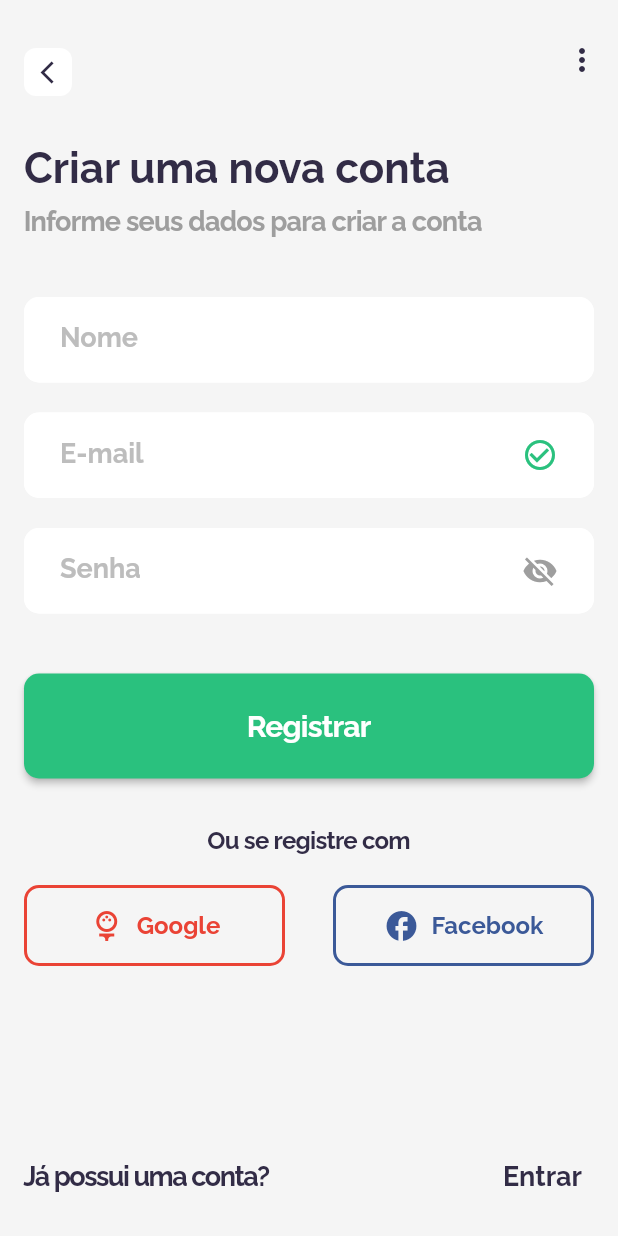
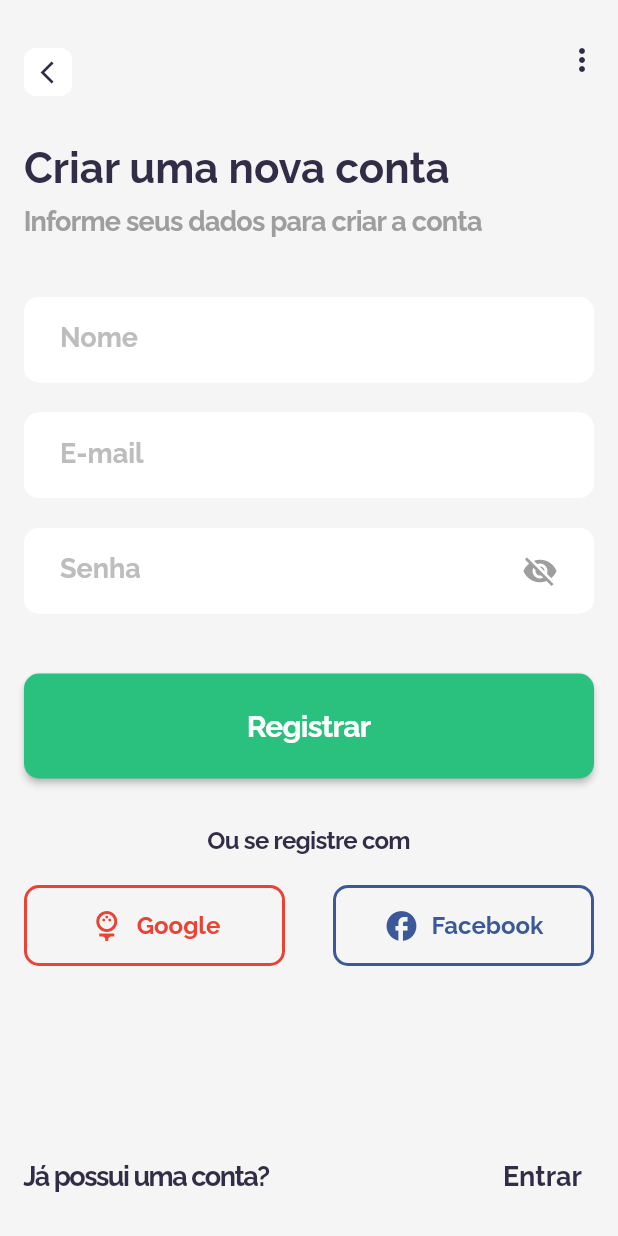
Before and after one commit to xandecoelho5/tcc, a Flutter app: the SignUpScreen screen opened by its route, on a phone screen of 412 x 824 dp. Run offline on Flutter 3.47's test engine with Material 2 defaults, Android fonts, the light colour scheme and no system bars; our stand-ins replace dartz, dio, flutter_bloc, flutter_modular, flutter_slidable, syncfusion_flutter_sliders and 1 more; missing offline and left inert: syncfusion_flutter_core, validatorless.

Commit message:
removed check mark on email (maybe can be implemented again, if needed)

```diff
--- a/e_markety_client/lib/features/user/auth/components/email_password_component.dart
+++ b/e_markety_client/lib/features/user/auth/components/email_password_component.dart
@@ -1,4 +1,3 @@
-import 'package:e_markety_client/shared/theme/constants.dart';
 import 'package:flutter/material.dart';
 import 'package:validatorless/validatorless.dart';
 
@@ -28,9 +27,6 @@ class _EmailPasswordComponentState extends State<EmailPasswordComponent> {
       children: [
         CustomTextFormField(
           label: 'E-mail',
-          icon: true
-              ? const Icon(Icons.check_circle_outline, color: kSecondaryColor)
-              : const Icon(Icons.cancel_outlined, color: kPrimaryColor),
           validator: Validatorless.multiple([
             Validatorless.email(Strings.emailInvalido),
             Validatorless.required(Strings.campoObrigatorio),
```
